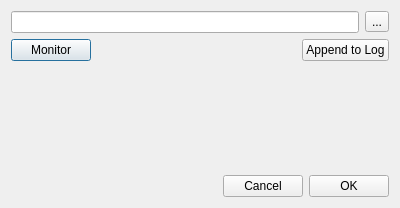
Old version of the form mqt/MqtLogger/manageadifdialog.ui in the repository Rsclub22/Minos2-Mirror.
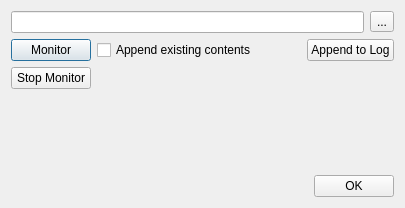
New version of the form.

The edit to the form file:
```diff
--- a/mqt/MqtLogger/manageadifdialog.ui
+++ b/mqt/MqtLogger/manageadifdialog.ui
@@ -6,7 +6,7 @@
    <rect>
     <x>0</x>
     <y>0</y>
-    <width>400</width>
+    <width>405</width>
     <height>208</height>
    </rect>
   </property>
@@ -37,6 +37,13 @@
        </property>
       </widget>
      </item>
+     <item>
+      <widget class="QCheckBox" name="appendMonitorCB">
+       <property name="text">
+        <string>Append existing contents</string>
+       </property>
+      </widget>
+     </item>
      <item>
       <spacer name="horizontalSpacer_2">
        <property name="orientation">
@@ -59,6 +66,30 @@
      </item>
     </layout>
    </item>
+   <item>
+    <layout class="QHBoxLayout" name="horizontalLayout_4">
+     <item>
+      <widget class="QPushButton" name="stopButton">
+       <property name="text">
+        <string>Stop Monitor</string>
+       </property>
+      </widget>
+     </item>
+     <item>
+      <spacer name="horizontalSpacer_3">
+       <property name="orientation">
+        <enum>Qt::Horizontal</enum>
+       </property>
+       <property name="sizeHint" stdset="0">
+        <size>
+         <width>40</width>
+         <height>20</height>
+        </size>
+       </property>
+      </spacer>
+     </item>
+    </layout>
+   </item>
    <item>
     <spacer name="verticalSpacer">
      <property name="orientation">
@@ -87,13 +118,6 @@
        </property>
       </spacer>
      </item>
-     <item>
-      <widget class="QPushButton" name="cancelButton">
-       <property name="text">
-        <string>Cancel</string>
-       </property>
-      </widget>
-     </item>
      <item>
       <widget class="QPushButton" name="OKButton">
        <property name="text">
```
